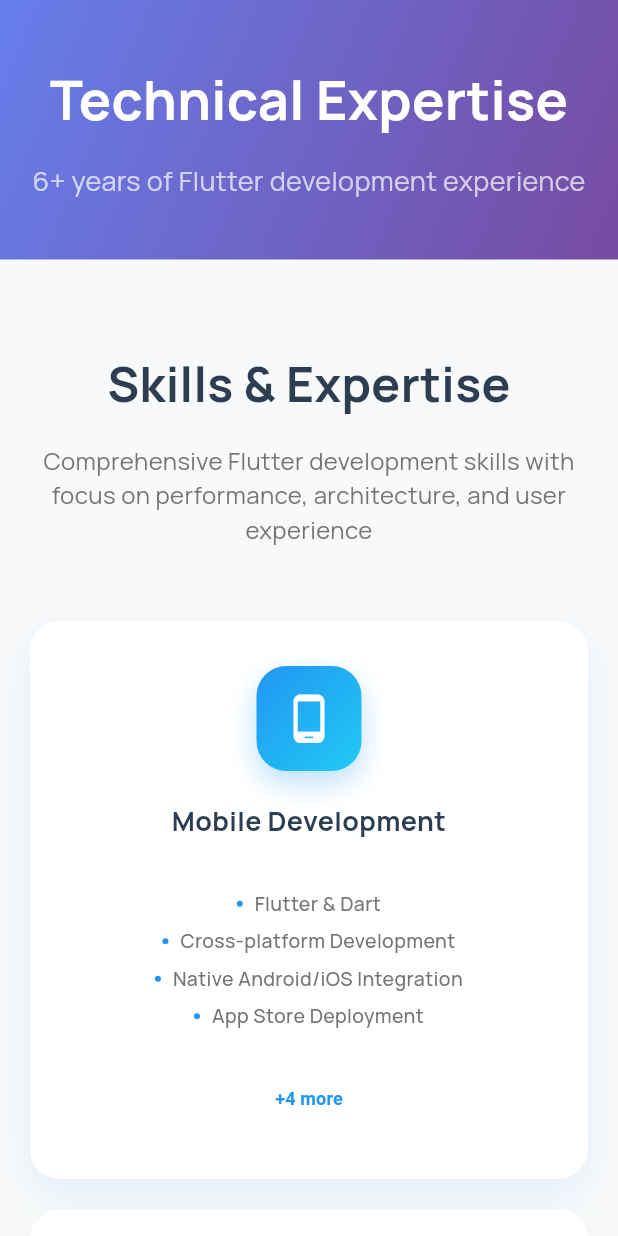
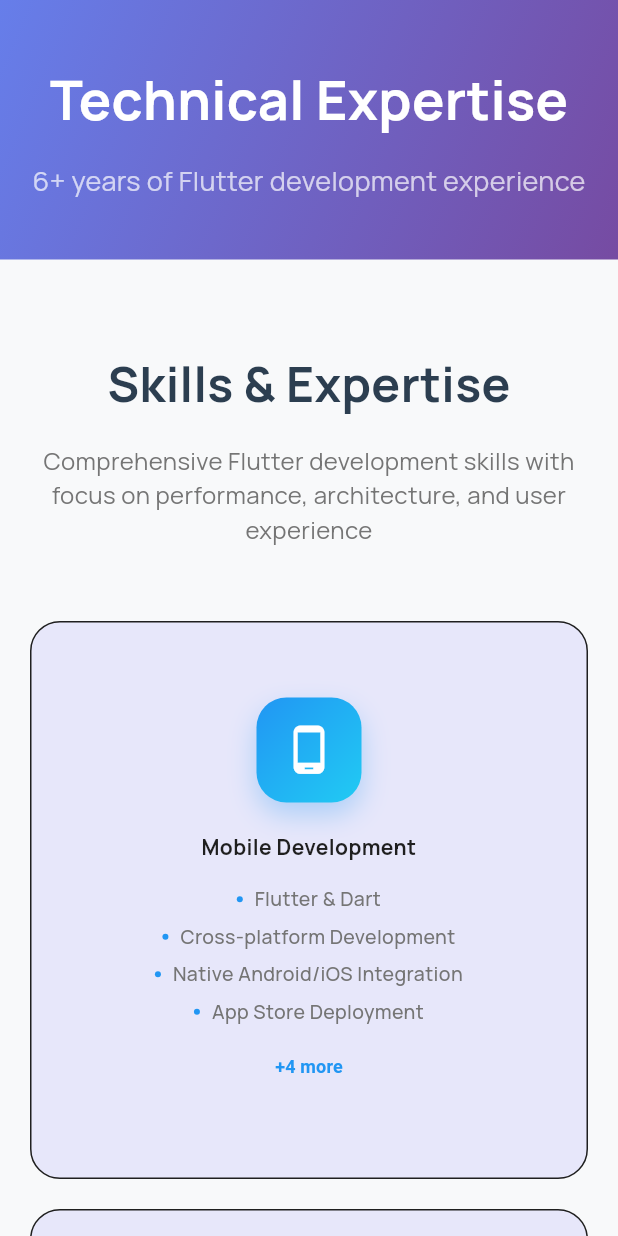
Before and after one commit to Olamidotune/portfolio, a Flutter app: the PortfolioSkillsPage screen opened directly, on a phone screen of 412 x 824 dp. Run offline on Flutter 3.47's test engine with Material 3 defaults, Android fonts, the phone set to English and light mode, and no system bars; our stand-ins replace animated_text_kit, carousel_slider, firebase_core, flutter_hooks, flutter_screenutil, google_fonts and 1 more; accounts and stored records are empty; generated files the repository leaves out were written again.

Commit message:
feat: enhance PortfolioHome layout with responsive app bar and drawer, update SkillCard styling and interactions

```diff
--- a/lib/presentation/widgets/skills/skill_card.dart
+++ b/lib/presentation/widgets/skills/skill_card.dart
@@ -1,4 +1,6 @@
 import 'package:flutter/material.dart';
+import 'package:my_portfolio_app/constants/app_colors.dart';
+import 'package:my_portfolio_app/constants/app_spacing.dart';
 import 'package:my_portfolio_app/presentation/widgets/skills/skill_details_modal.dart';
 import 'package:my_portfolio_app/utils/skill_category.dart';
 
@@ -54,20 +56,26 @@ class _SkillCardState extends State<SkillCard>
             scale: _scaleAnimation.value,
             child: Transform.rotate(
               angle: _rotationAnimation.value,
+              child: GestureDetector(
+                onTap: () => _showSkillDetails(context),
                 child: Container(
-                padding: const EdgeInsets.all(30),
+                  padding: EdgeInsets.all(AppSpacing.containerPadding),
                   decoration: BoxDecoration(
-                  color: Colors.white,
+                    color: AppColors.primaryColor.withValues(alpha: .1),
+                    border: Border.all(
+                      color: Theme.of(context).textTheme.bodyLarge!.color!,
+                    ),
                     borderRadius: BorderRadius.circular(20),
-                  boxShadow: [
-                    BoxShadow(
-                      color: widget.skillCategory.primaryColor.withOpacity(0.1),
-                      blurRadius: 20,
-                      offset: const Offset(0, 10),
-                    ),
-                  ],
+                    // boxShadow: [
+                    //   BoxShadow(
+                    //     color: widget.skillCategory.primaryColor.withOpacity(0.1),
+                    //     blurRadius: 20,
+                    //     offset: const Offset(4, 10),
+                    //   ),
+                    // ],
                   ),
                   child: Column(
+                    mainAxisSize: MainAxisSize.min,
                     mainAxisAlignment: MainAxisAlignment.center,
                     children: [
                       // Animated Icon
@@ -113,18 +121,13 @@ class _SkillCardState extends State<SkillCard>
                       // Category Title
                       Text(
                         widget.skillCategory.title,
-                      style: const TextStyle(
-                        fontSize: 18,
-                        fontWeight: FontWeight.bold,
-                        color: Color(0xFF2C3E50),
-                      ),
+                        style: const TextStyle(fontWeight: FontWeight.bold),
                         textAlign: TextAlign.center,
                       ),
                       const SizedBox(height: 12),
 
                       // Skills List
-                    Expanded(
-                      child: Column(
+                      Column(
                         mainAxisAlignment: MainAxisAlignment.center,
                         children:
                             widget.skillCategory.skills
@@ -171,7 +174,6 @@ class _SkillCardState extends State<SkillCard>
                                 )
                                 .toList(),
                       ),
-                    ),
 
                       // View More Button
                       if (widget.skillCategory.skills.length > 4)
@@ -196,6 +198,7 @@ class _SkillCardState extends State<SkillCard>
                   ),
                 ),
               ),
+            ),
           );
         },
       ),
```
Also changed, not shown: lib/presentation/mobile/home.dart (+14 -11 lines). Lines whose indentation alone changed are shown as unchanged.
